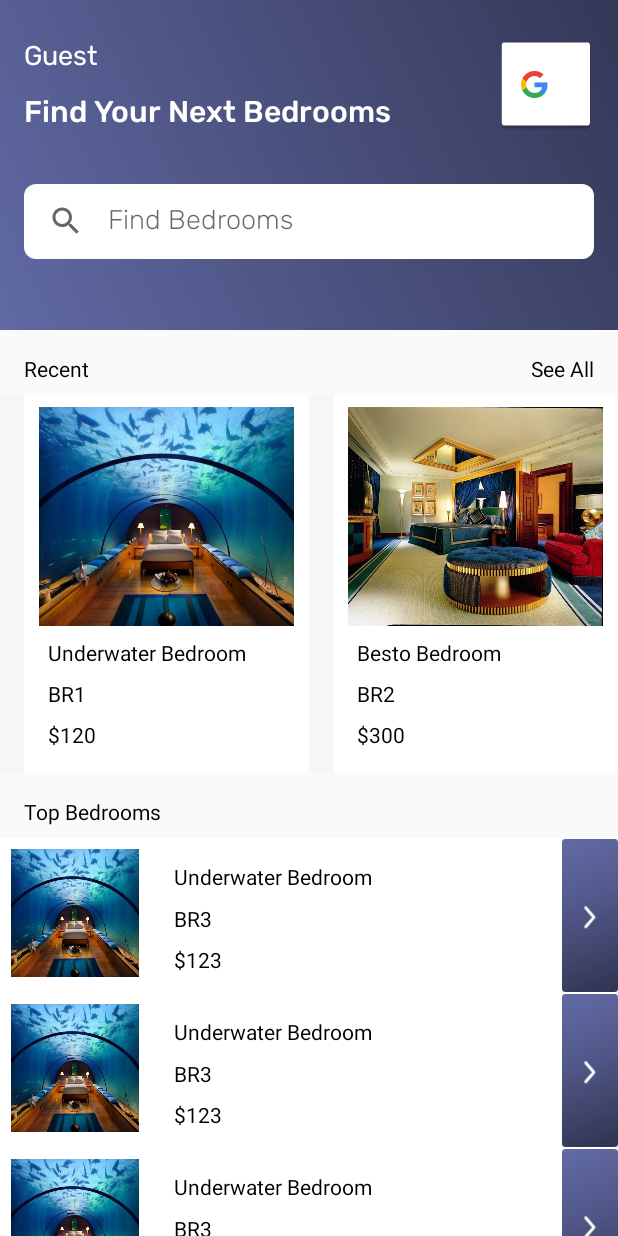
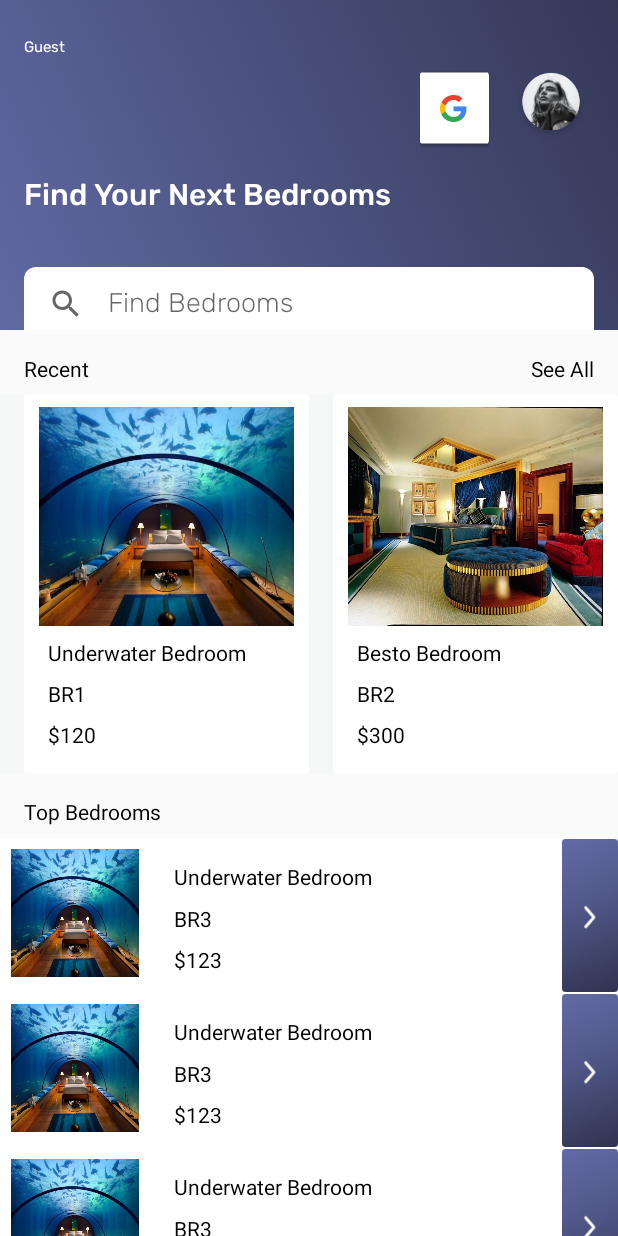
Before and after one commit to IsaiPortillo/TareaPDM, an Android app: the screen it shows after launch (MainActivity), on a phone screen of 412 x 824 dp. Run offline under Robolectric (Android 15) with nearby library versions, the phone set to English and light mode, and no system bars; our stand-ins replace Firebase (no records; nobody signed in at launch, a user with empty details on screens opened directly), Picasso; Roboto replaces fonts that are not available here.

Commit message:
Agregando funciones de inicio de sesion con google

```diff
--- a/app/build.gradle
+++ b/app/build.gradle
@@ -47,5 +47,8 @@ dependencies {
     implementation 'com.google.firebase:firebase-database'
     implementation 'com.google.firebase:firebase-analytics'
     implementation 'com.google.firebase:firebase-auth'
+
+    //Imagenes
+    implementation 'com.squareup.picasso:picasso:2.71828'
 }
 apply plugin: 'com.google.gms.google-services'
--- a/app/src/main/java/com/example/hotelreservationapp/MainActivity.java
+++ b/app/src/main/java/com/example/hotelreservationapp/MainActivity.java
@@ -10,7 +10,10 @@ import android.content.Intent;
 import android.os.Bundle;
 import android.util.Log;
 import android.view.View;
+import android.widget.AdapterView;
+import android.widget.ImageView;
 import android.widget.TextView;
+import android.widget.Toast;
 
 import com.example.hotelreservationapp.adapter.RecentsAdapter;
 import com.example.hotelreservationapp.adapter.TopRoomsAdapter;
@@ -32,6 +35,7 @@ import com.google.firebase.auth.AuthResult;
 import com.google.firebase.auth.FirebaseAuth;
 import com.google.firebase.auth.FirebaseUser;
 import com.google.firebase.auth.GoogleAuthProvider;
+import com.squareup.picasso.Picasso;
 
 import org.jetbrains.annotations.NotNull;
 
@@ -41,6 +45,7 @@ import java.util.List;
 public class MainActivity extends AppCompatActivity implements GoogleApiClient.OnConnectionFailedListener, View.OnClickListener{
 
     TextView userName;
+    ImageView userImage;
     RecyclerView recentRecycle, topRoomsRecycle;
     RecentsAdapter recentsAdapter;
     TopRoomsAdapter topRoomsAdapter;
@@ -72,6 +77,16 @@ public class MainActivity extends AppCompatActivity implements GoogleApiClient.O
         signInButton.setOnClickListener(this);
 
         userName = (TextView) findViewById(R.id.userTextView);
+        userImage = (ImageView) findViewById(R.id.imageView);
+
+        View.OnClickListener clickListener = v -> {
+            if (v.equals(userImage)) {
+                FirebaseAuth.getInstance().signOut();
+                FirebaseUser currentUser = mAuth.getCurrentUser();
+                updateUI(currentUser);
+            }
+        };
+        userImage.setOnClickListener(clickListener);
 
         List<RecentsData> recentsDataList = new ArrayList<>();
         recentsDataList.add(new RecentsData("Underwater Bedroom","BR1","$120", R.drawable.habitacion1));
@@ -90,6 +105,7 @@ public class MainActivity extends AppCompatActivity implements GoogleApiClient.O
         topRoomsDataList.add(new TopRoomsData("Underwater Bedroom","BR3","$123",R.drawable.habitacion1));
 
         setTopRoomsRecycle(topRoomsDataList);
+
     }
 
     private void setRecentRecycle(List<RecentsData> recentsDataList){
@@ -176,6 +192,10 @@ public class MainActivity extends AppCompatActivity implements GoogleApiClient.O
     private void updateUI(FirebaseUser currentUser) {
         if(currentUser != null){
             userName.setText("Bienvenido: " + currentUser.getDisplayName());
+            Picasso.get().load(currentUser.getPhotoUrl()).into(userImage);
+        }else{
+            userName.setText("Guest");
+            userImage.setImageResource(R.drawable.profile);
         }
     }
 
@@ -183,6 +203,4 @@ public class MainActivity extends AppCompatActivity implements GoogleApiClient.O
     public void onConnectionFailed(@NonNull @NotNull ConnectionResult connectionResult) {
 
     }
-
-
 }
--- a/app/src/main/res/layout/activity_main.xml
+++ b/app/src/main/res/layout/activity_main.xml
@@ -18,15 +18,15 @@
 
         <TextView
             android:id="@+id/userTextView"
-            android:inputType="text"
             android:layout_width="wrap_content"
             android:layout_height="wrap_content"
             android:layout_marginStart="16dp"
             android:layout_marginTop="24dp"
             android:fontFamily="@font/rubik"
+            android:inputType="text"
             android:text="Guest"
             android:textColor="#FFFFFFFF"
-            android:textSize="18sp"
+            android:textSize="10sp"
             app:layout_constraintStart_toStartOf="parent"
             app:layout_constraintTop_toTopOf="parent" />
 
@@ -34,7 +34,7 @@
             android:id="@+id/textView2"
             android:layout_width="wrap_content"
             android:layout_height="wrap_content"
-            android:layout_marginTop="8dp"
+            android:layout_marginTop="76dp"
             android:fontFamily="@font/rubik_medium"
             android:text="Find Your Next Bedrooms"
             android:textColor="#FFFFFFFF"
@@ -44,9 +44,9 @@
 
         <ImageView
             android:id="@+id/imageView"
-            android:layout_width="64dp"
-            android:layout_height="64dp"
-            android:layout_marginTop="24dp"
+            android:layout_width="57dp"
+            android:layout_height="52dp"
+            android:layout_marginTop="44dp"
             android:layout_marginEnd="16dp"
             app:layout_constraintEnd_toEndOf="parent"
             app:layout_constraintTop_toTopOf="parent"
@@ -55,12 +55,10 @@
 
         <com.google.android.gms.common.SignInButton
             android:id="@+id/signInButton"
-            android:layout_width="64dp"
-            android:layout_height="64dp"
-            tools:layout_editor_absoluteX="233dp"
-            tools:layout_editor_absoluteY="31dp"
-            android:layout_marginTop="24dp"
-            android:layout_marginEnd="16dp"
+            android:layout_width="50dp"
+            android:layout_height="56dp"
+            android:layout_marginTop="44dp"
+            android:layout_marginEnd="84dp"
             app:layout_constraintEnd_toEndOf="parent"
             app:layout_constraintTop_toTopOf="parent" />
 
@@ -79,6 +77,7 @@
             android:paddingStart="16dp"
             android:textColor="#62878F"
             app:layout_constraintEnd_toEndOf="@+id/imageView"
+            app:layout_constraintHorizontal_bias="0.0"
             app:layout_constraintStart_toStartOf="@+id/textView2"
             app:layout_constraintTop_toBottomOf="@+id/textView2" />
 
```
